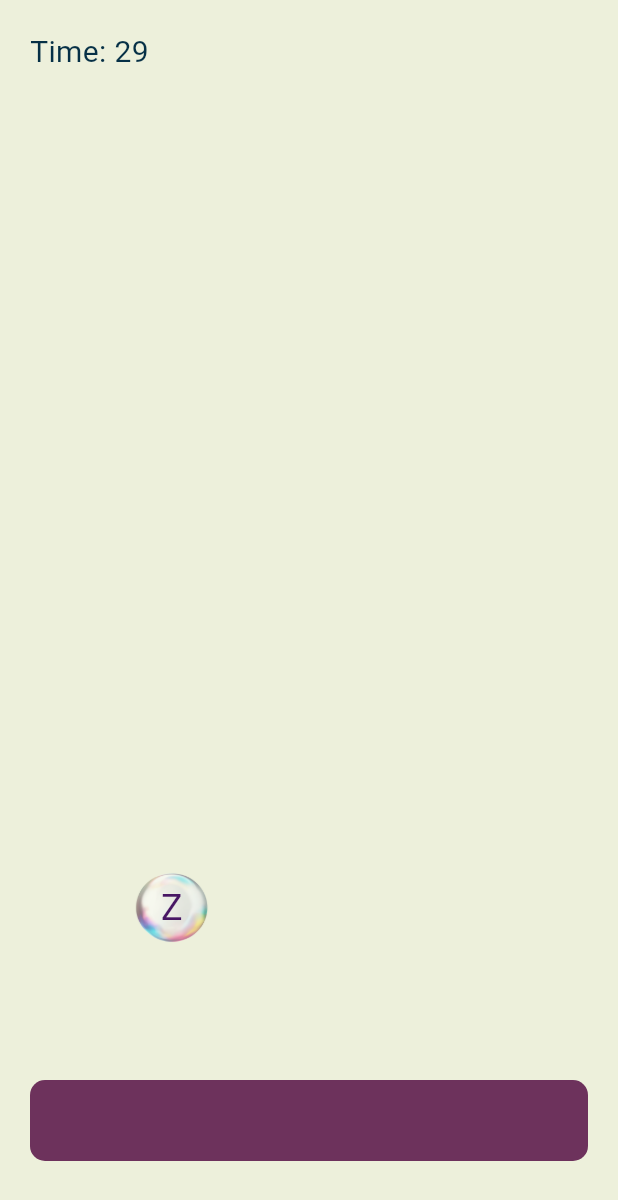
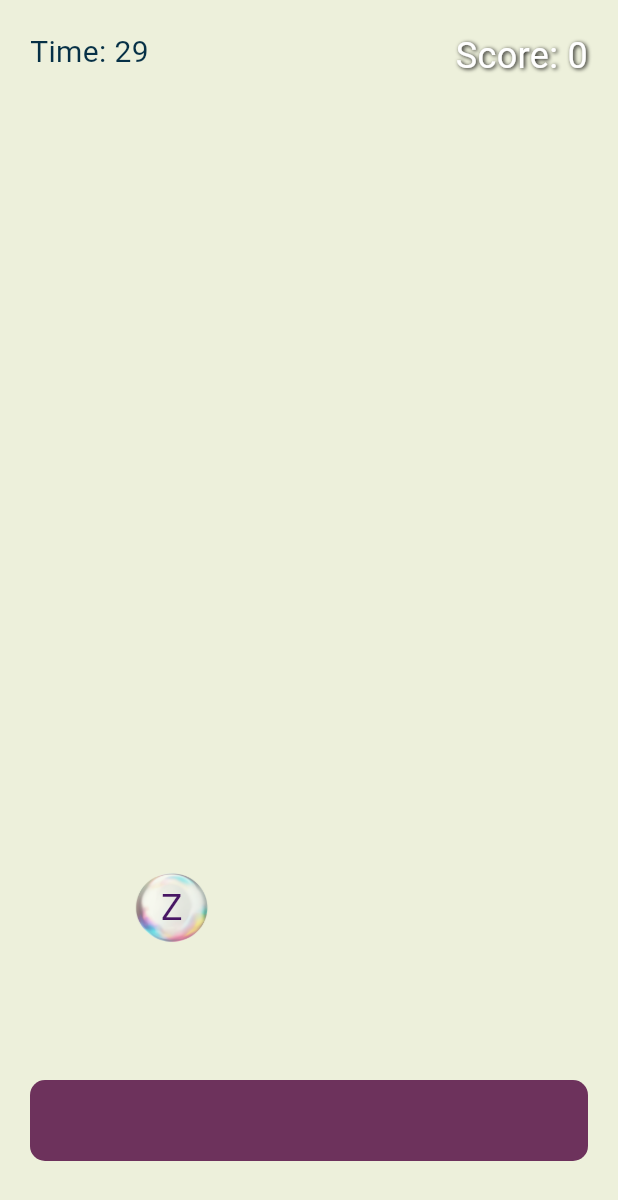
Before and after one commit to maciejmar/bubble_word_game, a Flutter app: the BubbleGameScreen screen opened directly, on a phone screen of 412 x 824 dp. Shown: the top 1200 px of the screen. Run offline on Flutter 3.47's test engine with Material 3 defaults, Android fonts, the phone set to English and light mode, and no system bars; our stand-ins replace audioplayers; Roboto replaces fonts that are missing (Arco); statements that could not run were skipped; project files that could hold a hidden picture were left out.

Commit message:
adding score to ui

```diff
--- a/assets/english_dict/eng.csv
+++ b/assets/english_dict/eng.csv
@@ -1562,6 +1562,7 @@ flexible
 flight
 flip
 float
+flock
 flood
 floor
 flour
--- a/lib/game/game_ui.dart
+++ b/lib/game/game_ui.dart
@@ -22,6 +22,21 @@ class GameUI extends StatelessWidget {
           top: 20,
           left: 20,
           child: Text("Time: $timeLeft", style: TextStyle(fontSize: 20, fontFamily: "Arco", color: const Color.fromARGB(255, 6, 48, 70))),
+        ),
+        Positioned(
+          top: 20,
+          right: 20,
+          child: Text(
+            "Score: $score",
+            style: TextStyle(
+              fontSize: 24,
+              fontFamily: "Arco",
+              color: Colors.white,
+              shadows: [
+                Shadow(blurRadius: 3, color: Colors.black, offset: Offset(1, 1)),
+              ],
+            ),
+          ),
         ),
 
         Positioned(
--- a/pubspec.yaml
+++ b/pubspec.yaml
@@ -16,7 +16,7 @@ publish_to: 'none' # Remove this line if you wish to publish to pub.dev
 # https://developer.apple.com/library/archive/documentation/General/Reference/InfoPlistKeyReference/Articles/CoreFoundationKeys.html
 # In Windows, build-name is used as the major, minor, and patch parts
 # of the product and file versions while build-number is used as the build suffix.
-version: 1.0.0+1
+version: 1.0.5+6
 
 environment:
   sdk: ^3.7.0
```
